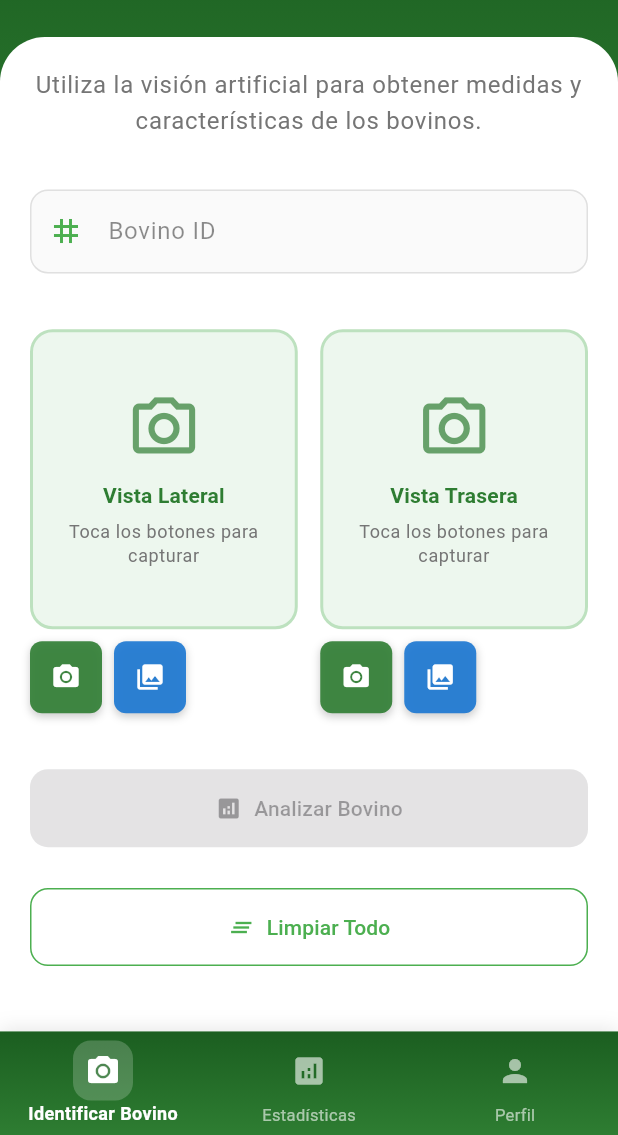
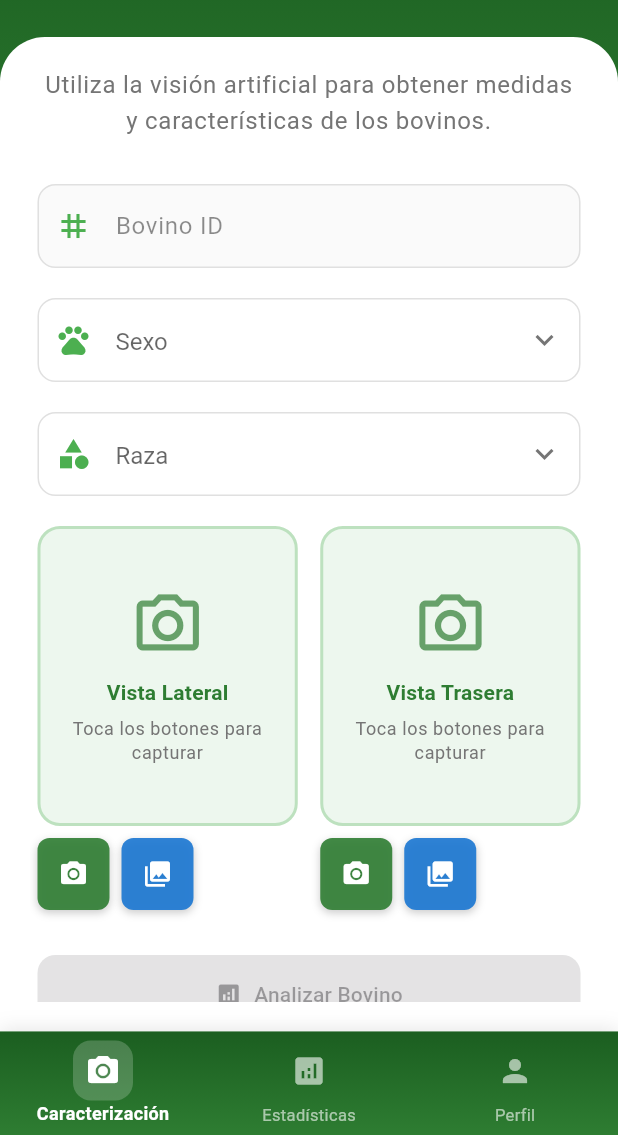
Before and after one commit to Cristhian-Leon1/app_multiplataforma_monitoreo_bovinos_ia, a Flutter app: the HomeView screen opened by its route, on a phone screen of 412 x 824 dp, the part 101-1236 px from its top. Run offline on Flutter 3.47's test engine with Material 3 defaults, Android fonts, the phone set to English and light mode, and no system bars; our stand-ins replace image_picker, permission_handler, shared_preferences; accounts and stored records are empty.

Commit message:
mejora en pagina de caracterización

```diff
--- a/lib/presentation/pages/cattle_identification_page.dart
+++ b/lib/presentation/pages/cattle_identification_page.dart
@@ -16,9 +16,12 @@ class CattleIdentificationPage extends StatelessWidget {
             // Remover el foco del TextField cuando se toca en cualquier parte de la pantalla
             FocusScope.of(context).unfocus();
           },
+          child: SingleChildScrollView(
+            // Agregar scroll para evitar overflow
+            keyboardDismissBehavior: ScrollViewKeyboardDismissBehavior.onDrag,
+            padding: const EdgeInsets.symmetric(horizontal: 5),
             child: Column(
               crossAxisAlignment: CrossAxisAlignment.start,
-            mainAxisAlignment: MainAxisAlignment.spaceBetween,
               children: [
                 // Frase descriptiva
                 Padding(
@@ -72,7 +75,33 @@ class CattleIdentificationPage extends StatelessWidget {
                   enabled: !cattleProvider.isLoading,
                 ),
 
-              const SizedBox(height: 30),
+                const SizedBox(height: 20),
+
+                CustomDropdown(
+                  value: cattleProvider.selectedSex,
+                  items: cattleProvider.sexOptions,
+                  hint: 'Sexo',
+                  onChanged: cattleProvider.setSex,
+                  enabled: !cattleProvider.isLoading,
+                  prefixIcon: const Icon(Icons.pets, color: Color(0xFF4CAF50)),
+                ),
+
+                const SizedBox(height: 20),
+
+                // Dropdown de raza
+                CustomDropdown(
+                  value: cattleProvider.selectedBreed,
+                  items: cattleProvider.breedOptions,
+                  hint: 'Raza',
+                  onChanged: cattleProvider.setBreed,
+                  enabled: !cattleProvider.isLoading,
+                  prefixIcon: const Icon(
+                    Icons.category,
+                    color: Color(0xFF4CAF50),
+                  ),
+                ),
+
+                const SizedBox(height: 20),
 
                 // Contenedores de imágenes
                 Column(
@@ -110,7 +139,8 @@ class CattleIdentificationPage extends StatelessWidget {
                                     _buildDeleteButton(
                                       onPressed:
                                           cattleProvider.removeLateralImage,
-                                    isLoading: cattleProvider.isLoadingLateral,
+                                      isLoading:
+                                          cattleProvider.isLoadingLateral,
                                     ),
                                   ],
                                 ],
@@ -135,8 +165,8 @@ class CattleIdentificationPage extends StatelessWidget {
                                 mainAxisAlignment: MainAxisAlignment.start,
                                 children: [
                                   _buildCameraButton(
-                                  onPressed:
-                                      cattleProvider.captureRearImageFromCamera,
+                                    onPressed: cattleProvider
+                                        .captureRearImageFromCamera,
                                     isLoading: cattleProvider.isLoadingRear,
                                   ),
                                   const SizedBox(width: 8),
@@ -228,6 +258,7 @@ class CattleIdentificationPage extends StatelessWidget {
                 const SizedBox(height: 20),
               ],
             ),
+          ),
         );
       },
     );
--- a/lib/presentation/providers/auth_provider.dart
+++ b/lib/presentation/providers/auth_provider.dart
@@ -95,9 +95,6 @@ class AuthProvider extends ChangeNotifier {
       _setUserData(tokenResponse.user);
       _setToken(tokenResponse.accessToken);
       _isLoggedIn = true;
-
-      // Limpiar campos de login solo cuando el login sea exitoso
-      _clearLoginFields();
 
       return true;
     } catch (e) {
@@ -325,12 +322,6 @@ class AuthProvider extends ChangeNotifier {
     _registerConfirmPasswordController.clear();
   }
 
-  // Método privado para limpiar solo campos de login
-  void _clearLoginFields() {
-    _loginEmailController.clear();
-    _loginPasswordController.clear();
-  }
-
   // Actualizar datos del usuario
   void updateUserData(UserModel newData) {
     _userData = newData;
--- a/lib/presentation/providers/cattle_identification_provider.dart
+++ b/lib/presentation/providers/cattle_identification_provider.dart
@@ -19,6 +19,22 @@ class CattleIdentificationProvider extends ChangeNotifier {
   // Controller para el ID del bovino
   final TextEditingController _bovinoIdController = TextEditingController();
 
+  // Datos adicionales del bovino
+  String? _selectedSex;
+  String? _selectedBreed;
+
+  // Opciones para los dropdowns
+  final List<String> _sexOptions = ['Macho', 'Hembra'];
+  final List<String> _breedOptions = [
+    'Cebú',
+    'Pardo Suizo',
+    'Brahman Blanco',
+    'Girolando',
+    'Gyr',
+    'F-1',
+    'Holstein',
+  ];
+
   // Instancia del ImagePicker
   final ImagePicker _picker = ImagePicker();
 
@@ -32,12 +48,21 @@ class CattleIdentificationProvider extends ChangeNotifier {
   File? get rearImage => _rearImage;
   TextEditingController get bovinoIdController => _bovinoIdController;
 
+  // Getters para los dropdowns
+  String? get selectedSex => _selectedSex;
+  String? get selectedBreed => _selectedBreed;
+  List<String> get sexOptions => _sexOptions;
+  List<String> get breedOptions => _breedOptions;
+
   // Estado de las imágenes
   bool get hasLateralImage => _lateralImage != null;
   bool get hasRearImage => _rearImage != null;
   bool get hasAllImages => hasLateralImage && hasRearImage;
   bool get canAnalyze =>
-      hasAllImages && _bovinoIdController.text.trim().isNotEmpty;
+      hasAllImages &&
+      _bovinoIdController.text.trim().isNotEmpty &&
+      _selectedSex != null &&
+      _selectedBreed != null;
 
   /// Limpiar errores
   void clearError() {
@@ -313,6 +338,8 @@ class CattleIdentificationProvider extends ChangeNotifier {
     _lateralImage = null;
     _rearImage = null;
     _bovinoIdController.clear();
+    _selectedSex = null;
+    _selectedBreed = null;
     _errorMessage = null;
     notifyListeners();
   }
@@ -326,6 +353,22 @@ class CattleIdentificationProvider extends ChangeNotifier {
     _lateralImage = null;
     _rearImage = null;
     _bovinoIdController.clear();
+    _selectedSex = null;
+    _selectedBreed = null;
+    notifyListeners();
+  }
+
+  /// Cambiar sexo seleccionado
+  void setSex(String? sex) {
+    _selectedSex = sex;
+    clearError();
+    notifyListeners();
+  }
+
+  /// Cambiar raza seleccionada
+  void setBreed(String? breed) {
+    _selectedBreed = breed;
+    clearError();
     notifyListeners();
   }
 
--- a/lib/presentation/views/home_view.dart
+++ b/lib/presentation/views/home_view.dart
@@ -189,7 +189,7 @@ class _HomeViewState extends State<HomeView> {
                   : null,
               child: const Icon(Icons.camera_alt, size: 24),
             ),
-            label: localizations.identifyCattle,
+            label: 'Caracterización',
           ),
           BottomNavigationBarItem(
             icon: Container(
@@ -202,7 +202,7 @@ class _HomeViewState extends State<HomeView> {
                   : null,
               child: const Icon(Icons.analytics, size: 24),
             ),
-            label: localizations.statistics,
+            label: 'Estadísticas',
           ),
           BottomNavigationBarItem(
             icon: Container(
--- a/lib/presentation/widgets/custom_textfield.dart
+++ b/lib/presentation/widgets/custom_textfield.dart
@@ -179,3 +179,74 @@ class BovinoIdTextField extends StatelessWidget {
     );
   }
 }
+
+/// Widget personalizado para dropdowns
+class CustomDropdown extends StatelessWidget {
+  final String? value;
+  final List<String> items;
+  final String hint;
+  final Function(String?) onChanged;
+  final bool enabled;
+  final Widget? prefixIcon;
+
+  const CustomDropdown({
+    super.key,
+    required this.value,
+    required this.items,
+    required this.hint,
+    required this.onChanged,
+    this.enabled = true,
+    this.prefixIcon,
+  });
+
+  @override
+  Widget build(BuildContext context) {
+    return Column(
+      crossAxisAlignment: CrossAxisAlignment.start,
+      children: [
+        DropdownButtonFormField<String>(
+          value: value,
+          items: items.map((String item) {
+            return DropdownMenuItem<String>(value: item, child: Text(item));
+          }).toList(),
+          onChanged: enabled ? onChanged : null,
+          decoration: InputDecoration(
+            hintText: hint,
+            prefixIcon: prefixIcon,
+            border: OutlineInputBorder(
+              borderRadius: BorderRadius.circular(12),
+              borderSide: BorderSide(color: Colors.grey[300]!),
+            ),
+            enabledBorder: OutlineInputBorder(
+              borderRadius: BorderRadius.circular(12),
+              borderSide: BorderSide(color: Colors.grey[300]!),
+            ),
+            focusedBorder: OutlineInputBorder(
+              borderRadius: BorderRadius.circular(12),
+              borderSide: const BorderSide(color: Color(0xFF4CAF50), width: 2),
+            ),
+            disabledBorder: OutlineInputBorder(
+              borderRadius: BorderRadius.circular(12),
+              borderSide: BorderSide(color: Colors.grey[200]!),
+            ),
+            contentPadding: const EdgeInsets.symmetric(
+              horizontal: 16,
+              vertical: 16,
+            ),
+            fillColor: enabled ? Colors.white : Colors.grey[50],
+            filled: true,
+            hintStyle: TextStyle(color: Colors.grey[500]),
+          ),
+          style: TextStyle(
+            color: enabled ? Colors.black87 : Colors.grey[500],
+            fontSize: 16,
+          ),
+          icon: Icon(
+            Icons.keyboard_arrow_down,
+            color: enabled ? Colors.grey[600] : Colors.grey[400],
+          ),
+        ),
+      ],
+    );
+  }
+}
```
Lines whose indentation alone changed are shown as unchanged.
